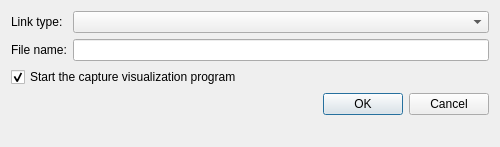
Qt form gns3/ui/capture_dialog.ui (kaisenlinux/gns3-gui) before a commit.
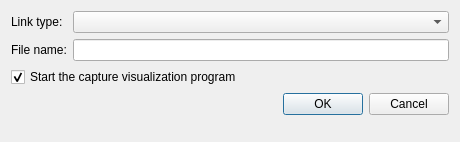
The same form after that commit.

```diff
--- a/gns3/ui/capture_dialog.ui
+++ b/gns3/ui/capture_dialog.ui
@@ -9,16 +9,10 @@
    <rect>
     <x>0</x>
     <y>0</y>
-    <width>500</width>
-    <height>147</height>
+    <width>460</width>
+    <height>142</height>
    </rect>
   </property>
-  <property name="maximumSize">
-   <size>
-    <width>500</width>
-    <height>147</height>
-   </size>
-  </property>
   <property name="windowTitle">
    <string>Packet capture</string>
   </property>
```
